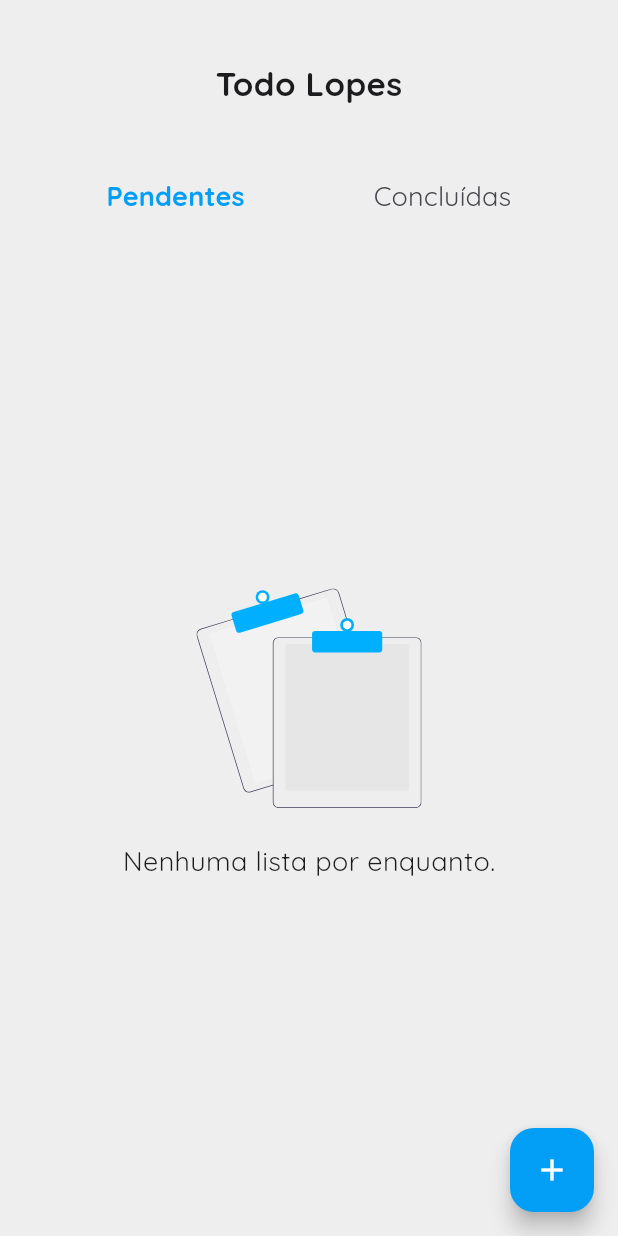
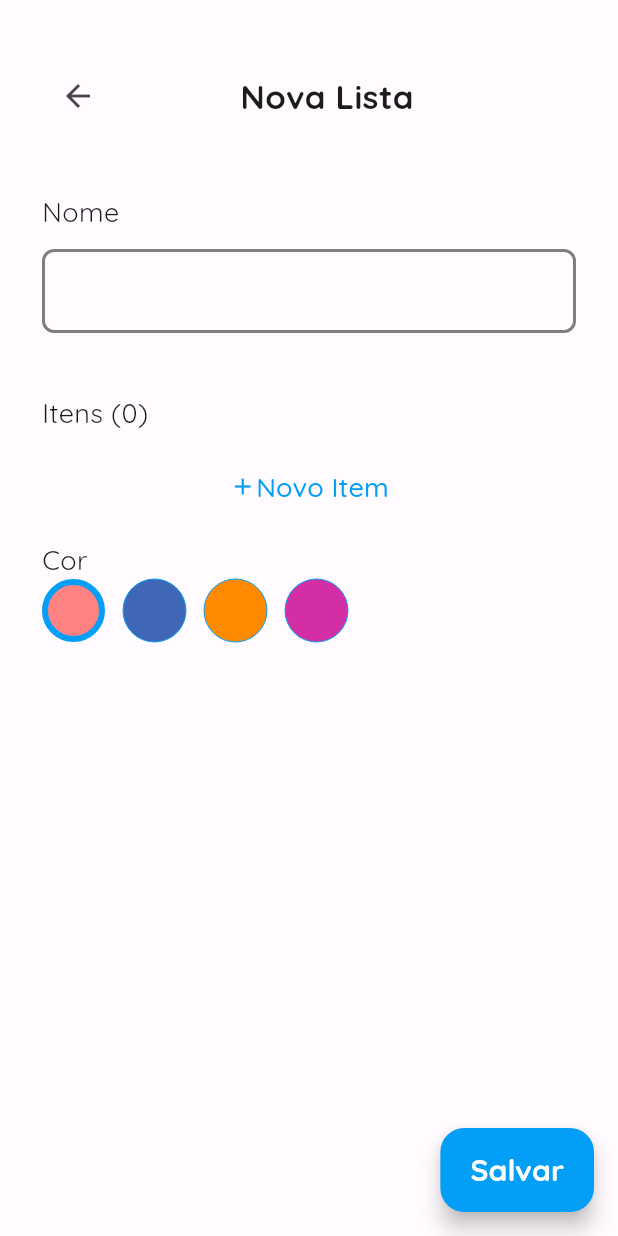
Before and after one commit to GiovaneLopes/todo_lopes, a Flutter app: the screen it shows once a user with an empty profile is signed in, after a tap on the "add" icon, on a phone screen of 412 x 824 dp. Run offline on Flutter 3.47's test engine with Material 2 defaults, Android fonts, the phone set to English and light mode, and no system bars; drawn by our look-alikes of auto_size_text; our stand-ins replace firebase_auth, firebase_core, firebase_database, flutter_svg, google_sign_in; accounts and stored records are empty.

Commit message:
chore: new todo list item

```diff
--- a/lib/app/controllers/todo_list_controller.dart
+++ b/lib/app/controllers/todo_list_controller.dart
@@ -48,7 +48,6 @@ class TodoListController {
           todoListComplete.value + todoListPending.value + [todoListModel];
       await userRef.set(totalList.map((item) => item.toJson()).toList());
     } finally {
-      await getUserTodoLists();
       isLoading.value = false;
     }
   }
--- a/lib/app/models/todo_list_model.dart
+++ b/lib/app/models/todo_list_model.dart
@@ -91,6 +91,16 @@ class TodoListModel {
     );
   }
 
+  factory TodoListModel.empty() {
+    return TodoListModel(
+      title: '',
+      items: [],
+      color: salmonColor,
+      dateCreated: DateTime.now(),
+      isComplete: false,
+    );
+  }
+
   String toJson() => json.encode(toMap());
 
   factory TodoListModel.fromJson(String source) =>
--- a/lib/app/shared/widgets/custom_text_form_field.dart
+++ b/lib/app/shared/widgets/custom_text_form_field.dart
@@ -17,8 +17,8 @@ class CustomTextFormField extends StatelessWidget {
         ),
         errorBorder: OutlineInputBorder(
           borderRadius: BorderRadius.circular(8),
-          borderSide: BorderSide(
-              color: Theme.of(context).colorScheme.onError, width: 2),
+          borderSide:
+              BorderSide(color: Theme.of(context).colorScheme.error, width: 2),
         ),
         enabledBorder: OutlineInputBorder(
           borderRadius: BorderRadius.circular(8),
--- a/lib/app/views/home_page.dart
+++ b/lib/app/views/home_page.dart
@@ -7,6 +7,7 @@ import 'package:todo_lopes/app/shared/widgets/custom_floating_action_button.dart
 import 'package:todo_lopes/app/shared/widgets/custom_text.dart';
 import 'package:todo_lopes/app/shared/widgets/done_task_card.dart';
 import 'package:todo_lopes/app/shared/widgets/pending_task_card.dart';
+import 'package:todo_lopes/app/views/new_todo_list_page.dart';
 
 class HomePage extends StatefulWidget {
   const HomePage({super.key});
@@ -22,7 +23,14 @@ class _HomePageState extends State<HomePage> {
       backgroundColor: Colors.grey[200],
       floatingActionButton: CustomFloatingActionButton(
         onPressed: () {
-
+          Navigator.push(
+            context,
+            MaterialPageRoute(
+              builder: (context) => const NewTodoListPage(),
+            ),
+          ).then((value) async {
+            await todoListController.getUserTodoLists();
+          });
         },
         child: Icon(
           Icons.add,
@@ -70,9 +78,9 @@ class _HomePageState extends State<HomePage> {
                         padding: const EdgeInsets.only(bottom: 22),
                         child: DoneTaskCard(
                           title: todoListController
-                              .todoListPending.value.last.title,
+                              .todoListComplete.value.last.title,
                           timeConclued: todoListController
-                              .todoListPending.value.last.dateCreated,
+                              .todoListComplete.value.last.dateCreated,
                         ),
                       ),
                     const TabBar(
@@ -102,11 +110,13 @@ class _HomePageState extends State<HomePage> {
                         children: [
                           (todoListController.todoListPending.value.isNotEmpty)
                               ? ListView.builder(
+                                  padding: const EdgeInsets.all(0),
                                   itemCount: todoListController
                                       .todoListPending.value.length,
                                   itemBuilder:
                                       (BuildContext context, int index) {
                                     return ListTile(
+                                      contentPadding: const EdgeInsets.all(0),
                                       title: Padding(
                                         padding:
                                             const EdgeInsets.only(bottom: 22),
@@ -143,16 +153,17 @@ class _HomePageState extends State<HomePage> {
                                   itemBuilder:
                                       (BuildContext context, int index) {
                                     return ListTile(
+                                      contentPadding: const EdgeInsets.all(0),
                                       title: Padding(
                                         padding:
                                             const EdgeInsets.only(bottom: 22),
                                         child: DoneTaskCard(
                                           title: todoListController
-                                              .todoListPending
+                                              .todoListComplete
                                               .value[index]
                                               .title,
                                           timeConclued: todoListController
-                                              .todoListPending
+                                              .todoListComplete
                                               .value[index]
                                               .dateCreated,
                                         ),
--- /dev/null
+++ b/lib/app/views/new_todo_list_page.dart
@@ -0,0 +1,273 @@
+import 'package:flutter/material.dart';
+import 'package:todo_lopes/app/controllers/todo_list_controller.dart';
+import 'package:todo_lopes/app/models/task_item_model.dart';
+import 'package:todo_lopes/app/models/todo_list_model.dart';
+import 'package:todo_lopes/app/shared/themes/themes.dart';
+import 'package:todo_lopes/app/shared/widgets/color_button.dart';
+import 'package:todo_lopes/app/shared/widgets/custom_check_box.dart';
+import 'package:todo_lopes/app/shared/widgets/custom_text.dart';
+import 'package:todo_lopes/app/shared/widgets/custom_text_form_field.dart';
+
+class NewTodoListPage extends StatefulWidget {
+  const NewTodoListPage({super.key});
+
+  @override
+  State<NewTodoListPage> createState() => _NewTodoListPageState();
+}
+
+class _NewTodoListPageState extends State<NewTodoListPage> {
+  final TodoListController todoListController = TodoListController();
+  TodoListModel newTodoList = TodoListModel.empty();
+  final TextEditingController todoListNameController = TextEditingController();
+  final TextEditingController taskNameController = TextEditingController();
+  final GlobalKey<FormState> todoListFormKey = GlobalKey<FormState>();
+  final GlobalKey<FormState> taskItemFormKey = GlobalKey<FormState>();
+  List<TaskItemModel> itens = [];
+  Color selectedColor = salmonColor;
+  List<Color> colors = [salmonColor, purpleColor, orangeColor, pinkColor];
+  @override
+  Widget build(BuildContext context) {
+    return Scaffold(
+      floatingActionButton: FloatingActionButton.extended(
+        onPressed: () async {
+          if (todoListFormKey.currentState!.validate()) {
+            await todoListController.addNewTodoList(
+              TodoListModel(
+                title: todoListNameController.text,
+                items: itens,
+                color: selectedColor,
+                dateCreated: DateTime.now(),
+                isComplete: false,
+              ),
+            );
+            // ignore: use_build_context_synchronously
+            Navigator.pop(context);
+          }
+        },
+        label: CustomText(
+          'Salvar',
+          fontWeight: FontWeight.bold,
+          fontSize: 20,
+          color: Theme.of(context).colorScheme.onPrimary,
+        ),
+      ),
+      body: SafeArea(
+        child: Container(
+          padding: const EdgeInsets.only(left: 28, right: 28, top: 40),
+          child: SingleChildScrollView(
+            child: Column(
+              crossAxisAlignment: CrossAxisAlignment.start,
+              children: [
+                Row(
+                  mainAxisAlignment: MainAxisAlignment.spaceBetween,
+                  children: [
+                    IconButton(
+                      onPressed: () => Navigator.pop(context),
+                      icon: const Icon(
+                        Icons.arrow_back,
+                      ),
+                    ),
+                    const CustomText(
+                      'Nova Lista',
+                      fontSize: 22,
+                      fontWeight: FontWeight.bold,
+                    ),
+                    const Icon(
+                      Icons.arrow_back,
+                      color: Colors.transparent,
+                    ),
+                  ],
+                ),
+                const SizedBox(
+                  height: 40,
+                ),
+                const CustomText(
+                  'Nome',
+                  fontSize: 18,
+                ),
+                const SizedBox(
+                  height: 12,
+                ),
+                Form(
+                  key: todoListFormKey,
+                  child: CustomTextFormField(
+                    controller: todoListNameController,
+                  ),
+                ),
+                const SizedBox(
+                  height: 40,
+                ),
+                CustomText(
+                  'Itens (${itens.length})',
+                  fontSize: 18,
+                ),
+                if (itens.isNotEmpty)
+                  Column(
+                      children: itens
+                          .map(
+                            (task) => CustomCheckBox(
+                              color: primaryBlue,
+                              item: task,
+                              onDelete: () {
+                                setState(() {
+                                  itens.remove(task);
+                                });
+                              },
+                              onChanged: (value) {
+                                if (value != null) {
+                                  setState(
+                                    () {
+                                      task.isDone = value;
+                                    },
+                                  );
+                                }
+                              },
+                            ),
+                          )
+                          .toList()),
+                const SizedBox(
+                  height: 12,
+                ),
+                Row(
+                  children: [
+                    Expanded(
+                      child: TextButton(
+                        onPressed: () {
+                          showDialog(
+                            context: context,
+                            builder: (context) {
+                              return Dialog(
+                                child: Padding(
+                                  padding: const EdgeInsets.symmetric(
+                                      horizontal: 22, vertical: 18),
+                                  child: Column(
+                                    crossAxisAlignment:
+                                        CrossAxisAlignment.start,
+                                    mainAxisSize: MainAxisSize.min,
+                                    children: [
+                                      Row(
+                                        mainAxisAlignment:
+                                            MainAxisAlignment.spaceBetween,
+                                        children: [
+                                          Container(
+                                            width: 40,
+                                          ),
+                                          const CustomText(
+                                            'Novo item',
+                                            fontWeight: FontWeight.bold,
+                                            fontSize: 18,
+                                          ),
+                                          IconButton(
+                                            onPressed: () =>
+                                                Navigator.pop(context),
+                                            icon: const Icon(
+                                              Icons.close,
+                                            ),
+                                          ),
+                                        ],
+                                      ),
+                                      const SizedBox(
+                                        height: 12,
+                                      ),
+                                      const CustomText(
+                                        'Nome',
+                                        fontSize: 18,
+                                      ),
+                                      Form(
+                                        key: taskItemFormKey,
+                                        child: CustomTextFormField(
+                                          controller: taskNameController,
+                                        ),
+                                      ),
+                                      const SizedBox(
+                                        height: 12,
+                                      ),
+                                      Row(
+                                        children: [
+                                          Expanded(
+                                            child:
+                                                FloatingActionButton.extended(
+                                              onPressed: () {
+                                                if (taskItemFormKey
+                                                    .currentState!
+                                                    .validate()) {
+                                                  setState(() {
+                                                    itens.add(
+                                                      TaskItemModel(
+                                                        name: taskNameController
+                                                            .text,
+                                                        isDone: false,
+                                                      ),
+                                                    );
+                                                  });
+                                                  taskNameController.clear();
+                                                  Navigator.pop(context);
+                                                }
+                                              },
+                                              label: CustomText(
+                                                'Salvar',
+                                                color: Theme.of(context)
+                                                    .colorScheme
+                                                    .onPrimary,
+                                              ),
+                                            ),
+                                          ),
+                                        ],
+                                      ),
+                                    ],
+                                  ),
+                                ),
+                              );
+                            },
+                          );
+                        },
+                        child: Row(
+                          mainAxisAlignment: MainAxisAlignment.center,
+                          children: const [
+                            Icon(Icons.add),
+                            CustomText(
+                              'Novo Item',
+                              fontWeight: FontWeight.w500,
+                              fontSize: 18,
+                            ),
+                          ],
+                        ),
+                      ),
+                    ),
+                  ],
+                ),
+                const SizedBox(
+                  height: 12,
+                ),
+                const CustomText(
+                  'Cor',
+                  fontSize: 18,
+                ),
+                Row(
+                  children: colors
+                      .map(
+                        (e) => Padding(
+                          padding: const EdgeInsets.only(right: 12),
+                          child: ColorButton(
+                            value: selectedColor == e,
+                            onPressed: (color) {
+                              if (color != null) {
+                                setState(() {
+                                  selectedColor = color;
+                                });
+                              }
+                            },
+                            color: e,
+                          ),
+                        ),
+                      )
+                      .toList(),
+                ),
+              ],
+            ),
+          ),
+        ),
+      ),
+    );
+  }
+}
```
Also changed, not shown: lib/app/shared/themes/color_schemes.g.dart.
